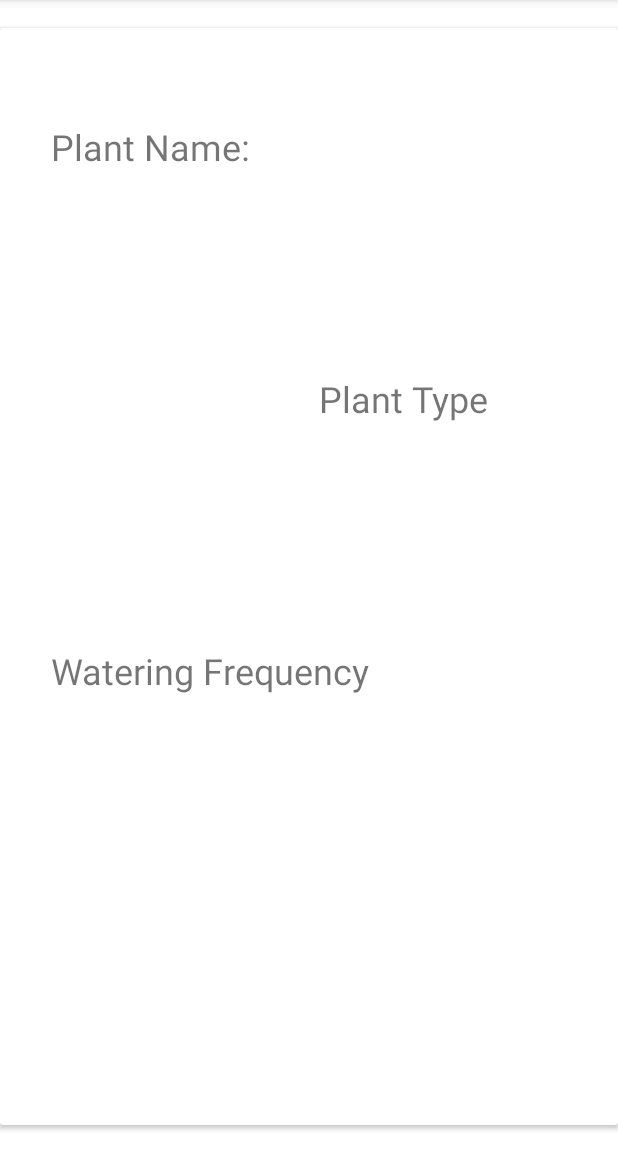
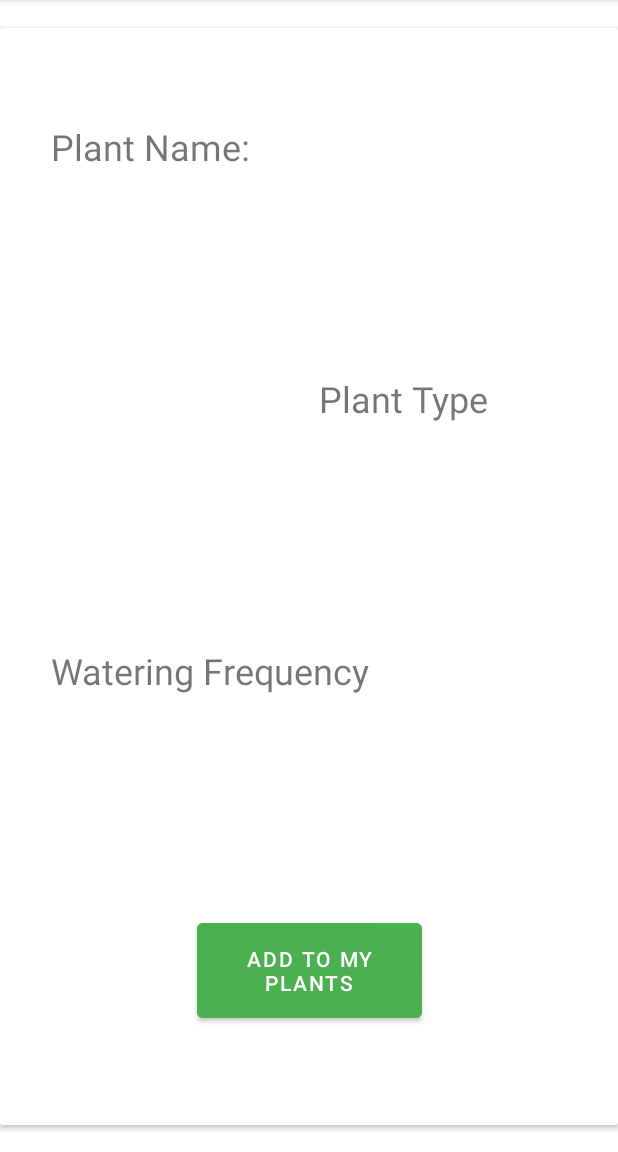
Before and after one commit to FelixXingX/Flora, an Android app: the databaseClicked screen opened directly, with no data from a screen before it, on a phone screen of 412 x 824 dp, the part 84-1236 px from its top. Run offline under Robolectric (Android 15) with nearby library versions, the phone set to English and light mode, and no system bars.

Commit message:
Added button to add plants from database

```diff
--- a/app/src/main/java/com/example/flora/databaseClicked.java
+++ b/app/src/main/java/com/example/flora/databaseClicked.java
@@ -1,11 +1,16 @@
 package com.example.flora;
 
+import android.content.Intent;
 import android.os.Bundle;
+import android.view.View;
 import android.widget.TextView;
+import android.widget.Button;
 
 import androidx.appcompat.app.AppCompatActivity;
 
 public class databaseClicked extends AppCompatActivity {
+
+    Button addMyPlant;
 
     @Override
     protected void onCreate(Bundle savedInstanceState) {
@@ -23,5 +28,14 @@ public class databaseClicked extends AppCompatActivity {
         nameTextView.setText(name);
         typeTextView.setText(type);
         waterTextView.setText(water);
+
+        addMyPlant = findViewById(R.id.addMyPlants);
+
+        addMyPlant.setOnClickListener(new View.OnClickListener() {
+            @Override
+            public void onClick(View view) {
+                startActivity(new Intent(databaseClicked.this, myPlants.class));
+            }
+        });
     }
 }
--- a/app/src/main/res/layout/database_clicked.xml
+++ b/app/src/main/res/layout/database_clicked.xml
@@ -93,6 +93,18 @@
                 app:layout_constraintStart_toStartOf="parent"
                 app:layout_constraintTop_toTopOf="parent"
                 app:layout_constraintVertical_bias="0.679" />
+
+            <Button
+                android:id="@+id/addMyPlants"
+                android:layout_width="150dp"
+                android:layout_height="75dp"
+                android:backgroundTint="#4CAF50"
+                android:text="Add to My Plants"
+                app:layout_constraintBottom_toBottomOf="parent"
+                app:layout_constraintEnd_toEndOf="parent"
+                app:layout_constraintStart_toStartOf="parent"
+                app:layout_constraintTop_toTopOf="parent"
+                app:layout_constraintVertical_bias="0.9" />
         </androidx.constraintlayout.widget.ConstraintLayout>
 
     </androidx.cardview.widget.CardView>
```
